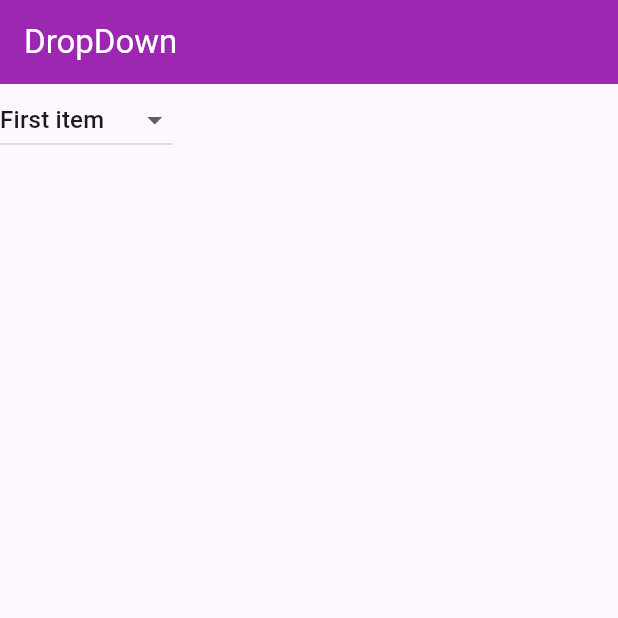
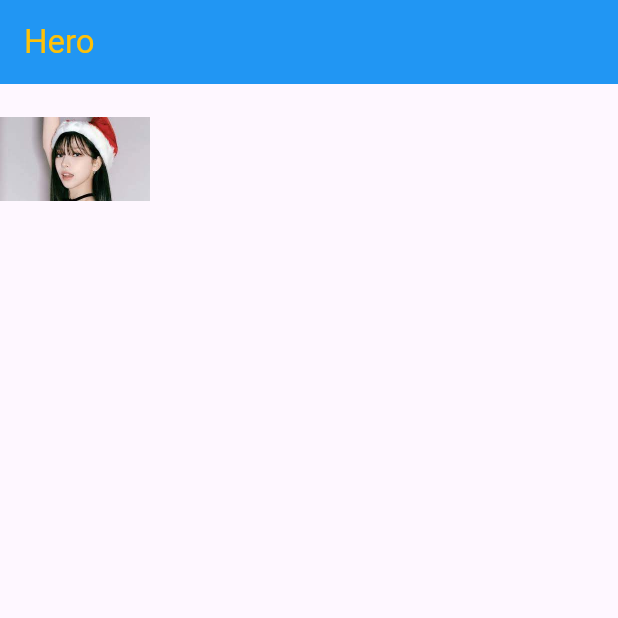
Before and after one commit to PenguinsCanFlyHigh/2023Flutter, a Flutter app: the screen it shows after launch, on a phone screen of 412 x 824 dp, the top half of it. Run offline on Flutter 3.47's test engine with Material 2 defaults, Android fonts, the phone set to English and light mode, and no system bars.

Commit message:
1109 class

```diff
--- /dev/null
+++ b/chap5/lib/HeroTest.dart
@@ -0,0 +1,59 @@
+import 'package:flutter/material.dart';
+
+class HeroTest extends StatefulWidget {
+  const HeroTest({super.key});
+
+  @override
+  State<HeroTest> createState() => _HeroTestState();
+}
+
+class _HeroTestState extends State<HeroTest> {
+  @override
+  Widget build(BuildContext context) {
+    return Scaffold(
+      appBar: AppBar(
+        title: Text("Hero",
+          style: TextStyle(
+            color: Colors.amber
+          ),
+        ),
+        backgroundColor: Colors.blue,
+      ),
+      body: GestureDetector(
+        onTap: (){
+         Navigator.push(
+             context,
+             MaterialPageRoute(
+                 builder: (context){
+                   return HeroDetailPage();
+                 }
+             ),
+         );
+        },
+      child: Hero(
+        tag: "Image",
+        child: Image.asset(
+            'assets/karina.jpg',
+          height: 100,
+          width: 100,
+        ),
+      ),
+      ),
+    );
+  }
+}
+
+
+class HeroDetailPage extends StatelessWidget {
+  Widget build(BuildContext context) {
+    return Scaffold(
+      appBar: AppBar(
+        title: Text("Hero Detail"),
+      ),
+      body: Hero(
+        tag: "Image",
+        child: Image.asset('assets/karina.jpg'),
+      ),
+    );
+  }
+}
--- a/chap5/lib/main.dart
+++ b/chap5/lib/main.dart
@@ -1,7 +1,11 @@
 import 'package:flutter/material.dart';
 
+import 'AlertDlg.dart';
 import 'CheckBoxTest.dart';
+import 'DatePicker.dart';
 import 'DropDownTest.dart';
+import 'EventTest.dart';
+import 'HeroTest.dart';
 import 'RadioListTest.dart';
 import 'TestFieldTest.dart';
 
@@ -12,7 +16,7 @@ void main() {
 class MyApp extends StatelessWidget {
   const MyApp({super.key});
 
-  // This widget is the root of your application.
+
   @override
   Widget build(BuildContext context) {
     ThemeData t = new ThemeData(
@@ -27,7 +31,11 @@ class MyApp extends StatelessWidget {
       // home: TestFieldTest(),
       // home: CheckBoxTest(),
       // home: RadioListTest(),
-      home: DropDownTest(),
+      // home: DropDownTest(),
+      // home: AlertDlg(),
+      // home: DatePickerTest(),
+      // home: EventTest(),
+      home: HeroTest(),
     );
 
     return s;
--- a/chap5/pubspec.yaml
+++ b/chap5/pubspec.yaml
@@ -52,7 +52,8 @@ dev_dependencies:
 
 # The following section is specific to Flutter packages.
 flutter:
-
+  assets:
+    - assets/
   # The following line ensures that the Material Icons font is
   # included with your application, so that you can use the icons in
   # the material Icons class.
```
Also changed, not shown: chap5/lib/AlertDlg.dart (added, +59 -0 lines), chap5/lib/DatePicker.dart (added, +50 -0 lines), chap5/lib/EventTest.dart (added, +56 -0 lines), chap5/assets/karina.jpg (added).
